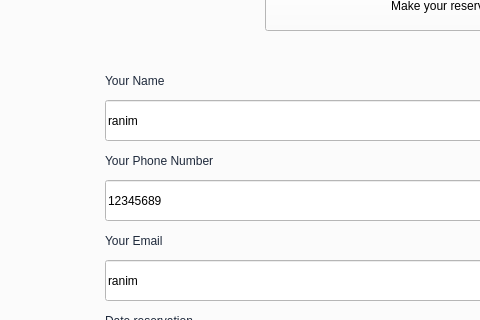
Above: mainwindow.ui from housseinb/Project before the change; both pictures show x 157 to 637 and y 126 to 446 of the 1363 by 828 pixel window. Below: the same form after it.
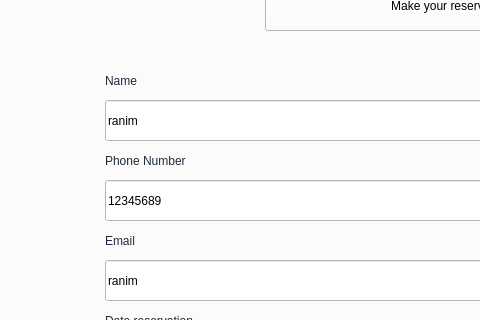
That is the form after the change. The open tabs and pages were chosen to show the change. Icons and pictures are not drawn.

```diff
--- a/mainwindow.ui
+++ b/mainwindow.ui
@@ -293,7 +293,7 @@
 </string>
       </property>
       <property name="text">
-       <string>Your Phone Number</string>
+       <string>Phone Number</string>
       </property>
      </widget>
      <widget class="QLabel" name="label_12">
@@ -310,7 +310,7 @@
 font: 75 16pt &quot;MS Shell Dlg 2&quot;;</string>
       </property>
       <property name="text">
-       <string>Your Name</string>
+       <string>Name</string>
       </property>
      </widget>
      <widget class="QLabel" name="label_15">
@@ -327,7 +327,7 @@
 font: 75 16pt &quot;MS Shell Dlg 2&quot;;</string>
       </property>
       <property name="text">
-       <string>Your Email</string>
+       <string>Email</string>
       </property>
      </widget>
      <widget class="QLineEdit" name="Name">
```
